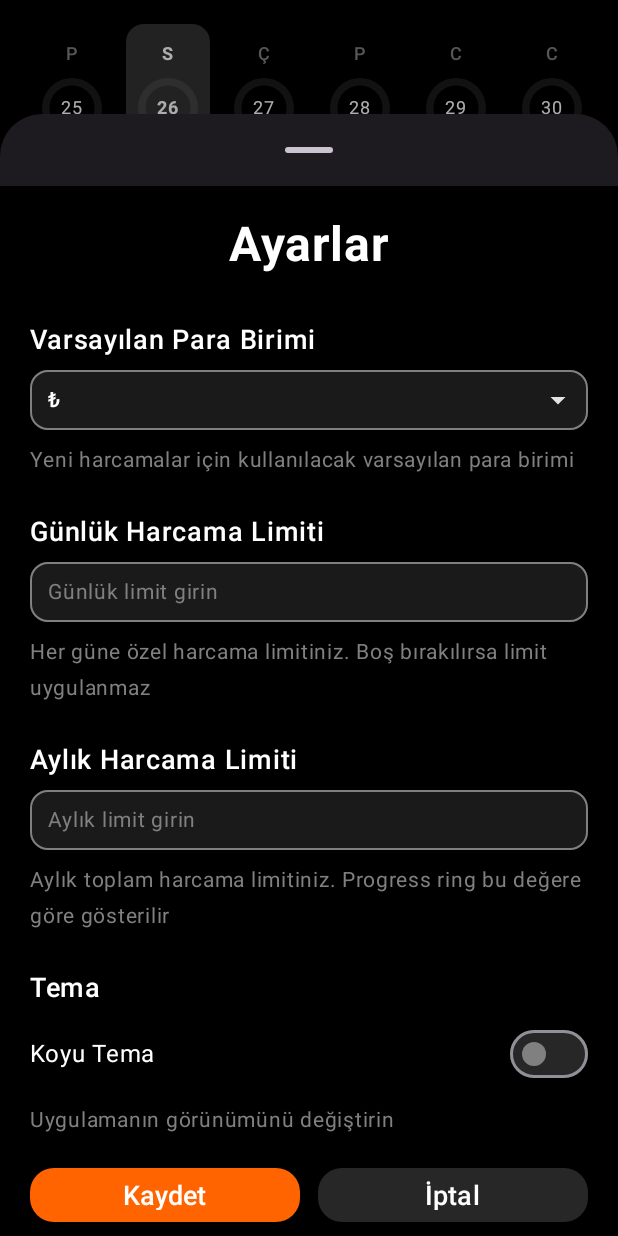
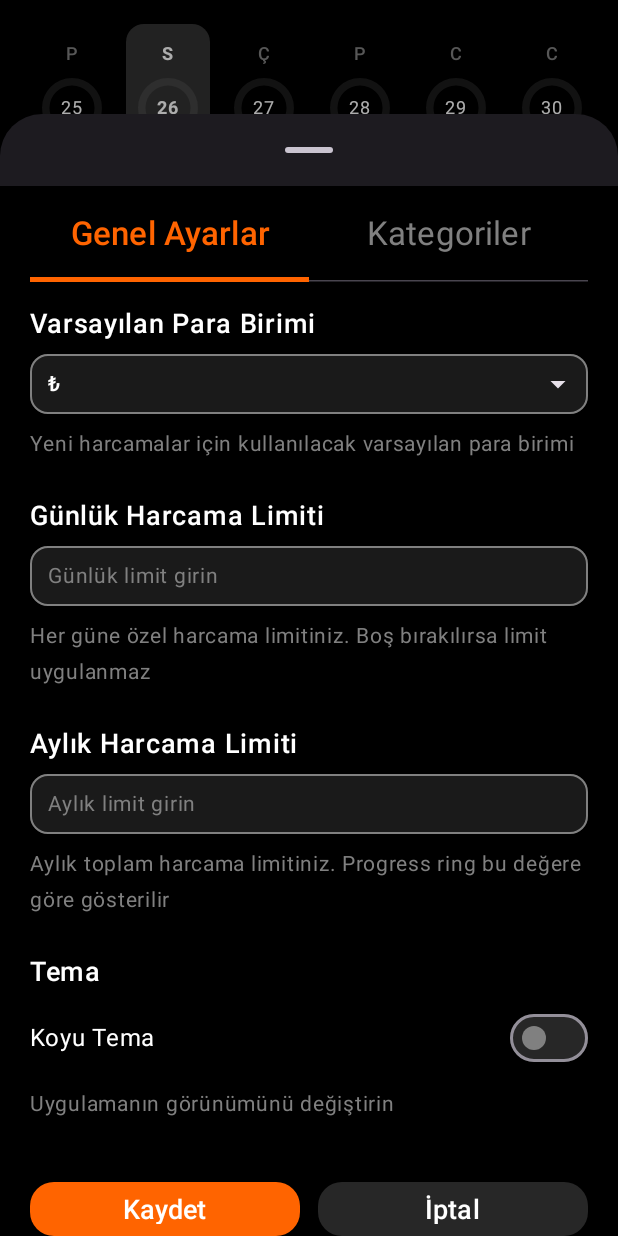
Before and after one commit to akinalpfdn/ExpenseTrackerKotlin, an Android app built with Jetpack Compose: the screen it shows after launch (MainActivity), after a tap on "Settings", on a phone screen of 412 x 824 dp. Run offline under Robolectric (Android 15) with nearby library versions, the phone set to English and light mode, and no system bars; our stand-ins replace Room's generated code.

Commit message:
category setting screen added

```diff
--- a/app/src/main/java/com/example/expensetrackerkotlin/ui/screens/SettingsScreen.kt
+++ b/app/src/main/java/com/example/expensetrackerkotlin/ui/screens/SettingsScreen.kt
@@ -22,6 +22,7 @@ import androidx.compose.ui.text.input.KeyboardType
 import androidx.compose.ui.unit.dp
 import androidx.compose.ui.unit.sp
 import androidx.compose.material3.MenuAnchorType
+import androidx.compose.material3.TabRowDefaults.tabIndicatorOffset
 
 @OptIn(ExperimentalMaterial3Api::class)
 @Composable
@@ -36,13 +37,8 @@ fun SettingsScreen(
     onThemeChanged: (String) -> Unit,
     onDismiss: () -> Unit
 ) {
-    var newDefaultCurrency by remember { mutableStateOf(defaultCurrency) }
-    var newDailyLimit by remember { mutableStateOf(dailyLimit) }
-    var newMonthlyLimit by remember { mutableStateOf(monthlyLimit) }
-    var newTheme by remember { mutableStateOf(theme) }
-    var showCurrencyMenu by remember { mutableStateOf(false) }
-
-    val currencies = listOf("₺", "$", "€", "£")//, "¥", "₹", "₽", "₩", "₪", "₦", "₨", "₴", "₸", "₼", "₾", "₿")
+    var selectedTabIndex by remember { mutableStateOf(0) }
+    val tabs = listOf("Genel Ayarlar", "Kategoriler")
 
     val isDarkTheme = theme == "dark"
 
@@ -50,28 +46,90 @@ fun SettingsScreen(
         modifier = Modifier
             .fillMaxSize()
             .background(ThemeColors.getBackgroundColor(isDarkTheme))
+    ) {
+
+
+        // Tab Row
+        TabRow(
+            selectedTabIndex = selectedTabIndex,
+            modifier = Modifier.padding(horizontal = 20.dp),
+            containerColor = ThemeColors.getBackgroundColor(isDarkTheme),
+            contentColor = AppColors.PrimaryOrange,
+            indicator = { tabPositions ->
+                TabRowDefaults.Indicator(
+                    modifier = Modifier.tabIndicatorOffset(tabPositions[selectedTabIndex]),
+                    height = 3.dp,
+                    color = AppColors.PrimaryOrange
+                )
+            }
+        ) {
+            tabs.forEachIndexed { index, title ->
+                Tab(
+                    selected = selectedTabIndex == index,
+                    onClick = { selectedTabIndex = index },
+                    text = {
+                        Text(
+                            text = title,
+                            fontSize = 22.sp,
+                            fontWeight = if (selectedTabIndex == index) FontWeight.SemiBold else FontWeight.Normal,
+                            color = if (selectedTabIndex == index) AppColors.PrimaryOrange else ThemeColors.getTextGrayColor(isDarkTheme)
+                        )
+                    },
+                    modifier = Modifier.padding(vertical = 8.dp)
+                )
+            }
+        }
+
+        Spacer(modifier = Modifier.height(16.dp))
+
+        // Tab Content
+        when (selectedTabIndex) {
+            0 -> GeneralSettingsTab(
+                defaultCurrency = defaultCurrency,
+                dailyLimit = dailyLimit,
+                monthlyLimit = monthlyLimit,
+                theme = theme,
+                onCurrencyChanged = onCurrencyChanged,
+                onDailyLimitChanged = onDailyLimitChanged,
+                onMonthlyLimitChanged = onMonthlyLimitChanged,
+                onThemeChanged = onThemeChanged,
+                onDismiss = onDismiss,
+                isDarkTheme = isDarkTheme
+            )
+            1 -> CategoriesTab(
+                isDarkTheme = isDarkTheme
+            )
+        }
+    }
+}
+
+@OptIn(ExperimentalMaterial3Api::class)
+@Composable
+fun GeneralSettingsTab(
+    defaultCurrency: String,
+    dailyLimit: String,
+    monthlyLimit: String,
+    theme: String,
+    onCurrencyChanged: (String) -> Unit,
+    onDailyLimitChanged: (String) -> Unit,
+    onMonthlyLimitChanged: (String) -> Unit,
+    onThemeChanged: (String) -> Unit,
+    onDismiss: () -> Unit,
+    isDarkTheme: Boolean
+) {
+    var newDefaultCurrency by remember { mutableStateOf(defaultCurrency) }
+    var newDailyLimit by remember { mutableStateOf(dailyLimit) }
+    var newMonthlyLimit by remember { mutableStateOf(monthlyLimit) }
+    var newTheme by remember { mutableStateOf(theme) }
+    var showCurrencyMenu by remember { mutableStateOf(false) }
+
+    val currencies = listOf("₺", "$", "€", "£")
+
+    Column(
+        modifier = Modifier
+            .fillMaxSize()
             .verticalScroll(rememberScrollState())
     ) {
-        Spacer(modifier = Modifier.height(20.dp))
-
-        // Header
-        Column(
-            horizontalAlignment = Alignment.CenterHorizontally,
-            modifier = Modifier
-                .fillMaxWidth()
-                .padding(horizontal = 20.dp)
-        ) {
-            Text(
-                text = "Ayarlar",
-                fontSize = 32.sp,
-                fontWeight = FontWeight.Bold,
-                color = ThemeColors.getTextColor(isDarkTheme)
-            )
-
-        }
-
-        Spacer(modifier = Modifier.height(32.dp))
-
         // Settings Form
         Column(
             modifier = Modifier
@@ -108,7 +166,7 @@ fun SettingsScreen(
                                 color = ThemeColors.getTextGrayColor(isDarkTheme),
                                 shape = RoundedCornerShape(12.dp)
                             )
-                            .menuAnchor(MenuAnchorType.PrimaryNotEditable) // Changed this line
+                            .menuAnchor(MenuAnchorType.PrimaryNotEditable)
                     ) {
                         Row(
                             modifier = Modifier.fillMaxSize(),
@@ -333,10 +391,9 @@ fun SettingsScreen(
                     color = ThemeColors.getTextGrayColor(isDarkTheme)
                 )
             }
-
-
         }
 
+        Spacer(modifier = Modifier.height(20.dp))
 
         // Buttons
         Row(
@@ -389,3 +446,32 @@ fun SettingsScreen(
         }
     }
 }
+
+@Composable
+fun CategoriesTab(
+    isDarkTheme: Boolean
+) {
+    Column(
+        modifier = Modifier
+            .fillMaxSize()
+            .padding(20.dp),
+        horizontalAlignment = Alignment.CenterHorizontally,
+        verticalArrangement = Arrangement.Center
+    ) {
+        Text(
+            text = "Kategoriler",
+            fontSize = 24.sp,
+            fontWeight = FontWeight.Bold,
+            color = ThemeColors.getTextColor(isDarkTheme)
+        )
+
+        Spacer(modifier = Modifier.height(16.dp))
+
+        Text(
+            text = "Kategori yönetimi yakında eklenecek",
+            fontSize = 16.sp,
+            color = ThemeColors.getTextGrayColor(isDarkTheme),
+            textAlign = androidx.compose.ui.text.style.TextAlign.Center
+        )
+    }
+}
```
Lines whose indentation alone changed are shown as unchanged.
